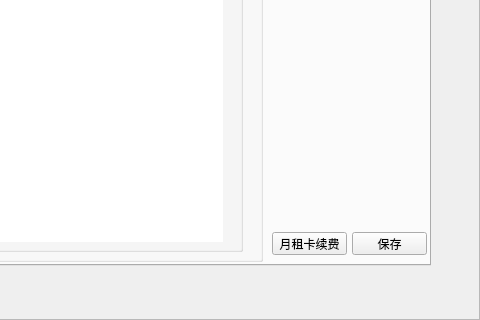
First picture: the form in UIWnd/newmonthlycard.ui, repository jjzhang166/ParkCode, before the edit; both pictures show x 840 to 1320 and y 365 to 685 of the 1320 by 685 pixel window.
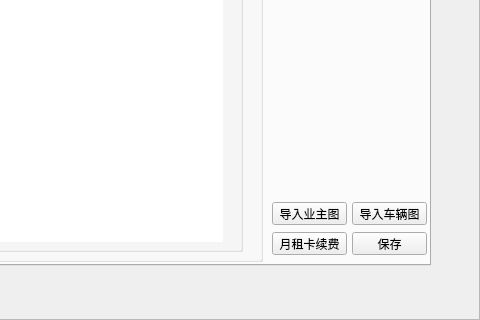
Second picture: the form after the edit. Icons and pictures are not drawn.

The edit to the form file:
```diff
--- a/UIWnd/newmonthlycard.ui
+++ b/UIWnd/newmonthlycard.ui
@@ -751,6 +751,32 @@
        <string>保存</string>
       </property>
      </widget>
+     <widget class="QPushButton" name="btnLoadUserImg">
+      <property name="geometry">
+       <rect>
+        <x>1070</x>
+        <y>341</y>
+        <width>75</width>
+        <height>23</height>
+       </rect>
+      </property>
+      <property name="text">
+       <string>导入业主图</string>
+      </property>
+     </widget>
+     <widget class="QPushButton" name="btnLoadCarImg">
+      <property name="geometry">
+       <rect>
+        <x>1150</x>
+        <y>341</y>
+        <width>75</width>
+        <height>23</height>
+       </rect>
+      </property>
+      <property name="text">
+       <string>导入车辆图</string>
+      </property>
+     </widget>
     </widget>
     <widget class="QWidget" name="tab_2">
      <attribute name="title">
```
